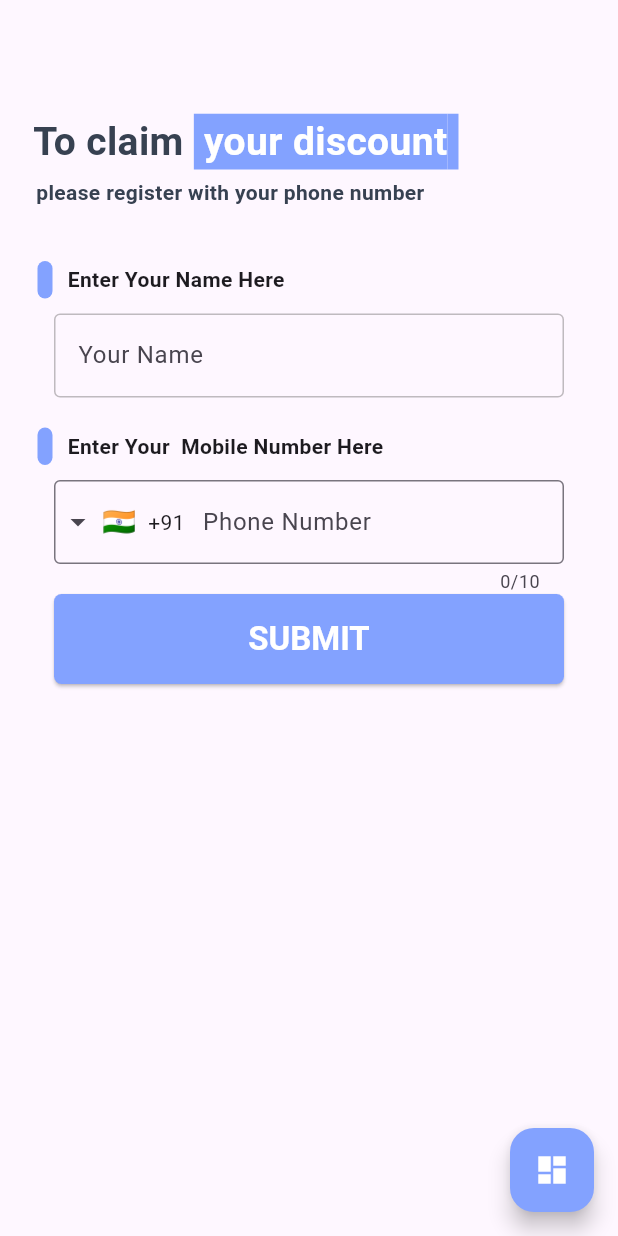
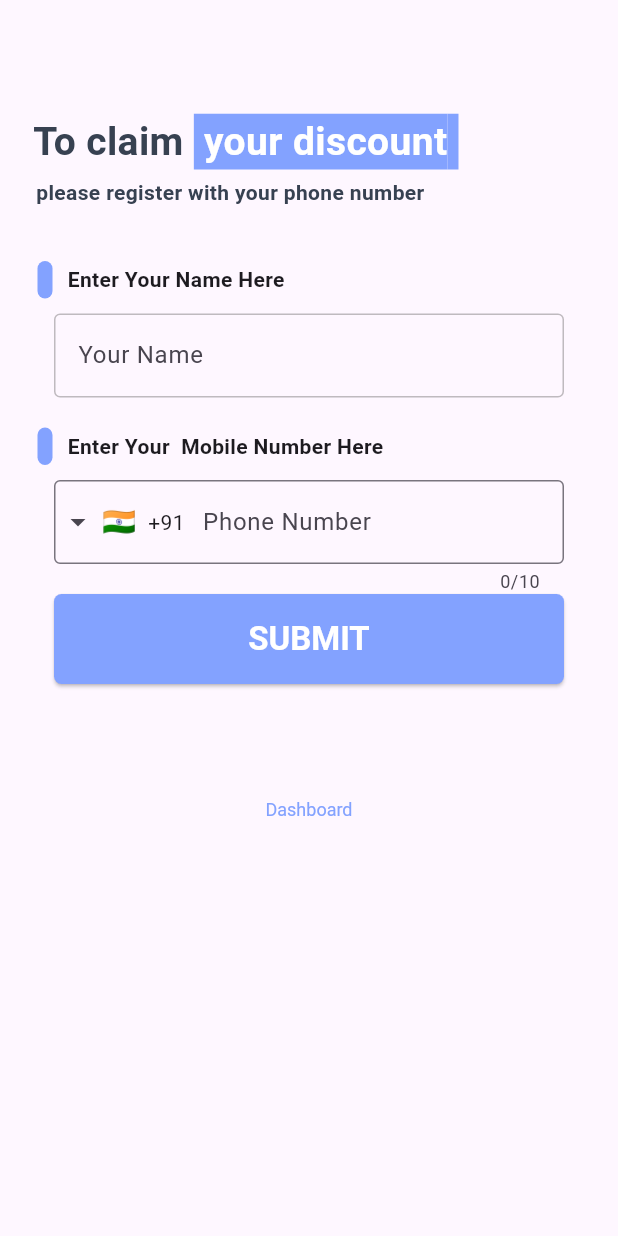
Before and after one commit to At0kSharma/upway_in, a Flutter app: the screen it shows after launch, on a phone screen of 412 x 824 dp. Run offline on Flutter 3.47's test engine with Material 3 defaults, Android fonts, the phone set to English and light mode, and no system bars; drawn by our look-alikes of intl_phone_field; our stand-ins replace cloud_firestore, firebase_auth, firebase_core, flutter_otp_text_field, get, webview_flutter; accounts and stored records are empty; Roboto replaces fonts that are missing (Poppins).

Commit message:
minor changes

```diff
--- a/lib/features/login/screen/login_screen.dart
+++ b/lib/features/login/screen/login_screen.dart
@@ -9,7 +9,7 @@ class LoginScreen extends StatelessWidget {
   @override
   Widget build(BuildContext context) {
     return Scaffold(
-      body: Stack(
+      body: ListView(
         children: [
           Column(
             children: [
--- a/lib/features/login/screen/widget/admin_login_btn.dart
+++ b/lib/features/login/screen/widget/admin_login_btn.dart
@@ -1,3 +1,4 @@
+import 'package:flutter/foundation.dart';
 import 'package:flutter/material.dart';
 import 'package:get/get.dart';
 import 'package:upway_in/features/dashboard/screen/dashboard_screen.dart';
@@ -9,18 +10,26 @@ class AdminLoginBtn extends StatelessWidget {
 
   @override
   Widget build(BuildContext context) {
-    return Positioned(
-      bottom: 16, // Adjust the distance from the bottom as needed
-      right: 16, // Adjust the distance from the right as needed
-      child: FloatingActionButton(
+    return Padding(
+      padding: const EdgeInsets.only(top: 50.0, left: 135, right: 135),
+      child: ElevatedButton(
         onPressed: () {
           Get.offAll(() => const DashboardScreen());
         },
-        backgroundColor: const Color(0xFF83A2FF),
-        child: const Icon(
-          Icons.dashboard,
-          color: Colors.white,
+        style: ElevatedButton.styleFrom(
+          padding: const EdgeInsets.all(0),
+          minimumSize: const Size(100, 40),
+          foregroundColor: const Color(0xFF83A2FF),
+          backgroundColor: Colors.transparent,
+          shadowColor: Colors.transparent,
+          textStyle: const TextStyle(
+            fontWeight: FontWeight.w400,
+            fontSize: 12.0,
+          ),
+          shape:
+              RoundedRectangleBorder(borderRadius: BorderRadius.circular(5.0)),
         ),
+        child: const Text("Dashboard"),
       ),
     );
   }
--- a/lib/features/verify/screen/widget/otp_verify_form.dart
+++ b/lib/features/verify/screen/widget/otp_verify_form.dart
@@ -15,10 +15,8 @@ class OtpVerifyForm extends StatelessWidget {
     var otp;
     return Form(
       child: Column(
-        mainAxisAlignment: MainAxisAlignment.center,
-        crossAxisAlignment: CrossAxisAlignment.center,
         children: [
-          const FormLabel(label: "Enter Your  OTP Here", leftPadding: 5),
+          const FormLabel(label: "Enter Your  OTP Here", leftPadding: 25),
           const SizedBox(height: 10),
           OtpTextField(
             numberOfFields: 6,
```
Also changed, not shown: lib/features/verify/screen/verify_screen.dart (+8 -5 lines).
